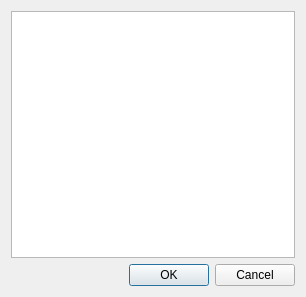
Above: Qitom/ui/dialogSelectUser.ui from itom-project/itom before the change. Below: the same form after it.
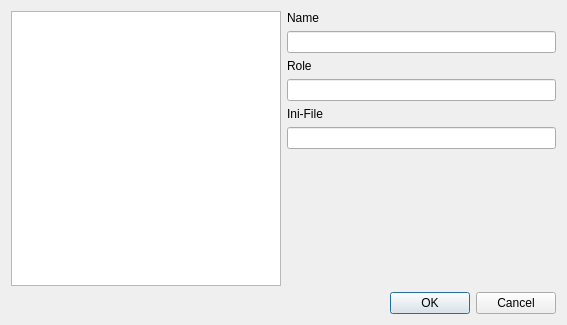
That is the form after the change.

Commit message: userManagement: passing a username via the command line argument -name=XXX is now possible. In addition if no user name is passed on the command line the currently logged in username is used to preselect a user in the list if possible

Patch:
```diff
--- a/Qitom/ui/dialogSelectUser.ui
+++ b/Qitom/ui/dialogSelectUser.ui
@@ -6,8 +6,8 @@
    <rect>
     <x>0</x>
     <y>0</y>
-    <width>306</width>
-    <height>297</height>
+    <width>567</width>
+    <height>325</height>
    </rect>
   </property>
   <property name="windowTitle">
@@ -15,7 +15,58 @@
   </property>
   <layout class="QVBoxLayout" name="verticalLayout">
    <item>
-    <widget class="QListWidget" name="userList"/>
+    <layout class="QHBoxLayout" name="horizontalLayout">
+     <item>
+      <widget class="QListView" name="userList"/>
+     </item>
+     <item>
+      <layout class="QVBoxLayout" name="verticalLayout_2">
+       <item>
+        <widget class="QLabel" name="label">
+         <property name="text">
+          <string>Name</string>
+         </property>
+        </widget>
+       </item>
+       <item>
+        <widget class="QLineEdit" name="lineEdit_name"/>
+       </item>
+       <item>
+        <widget class="QLabel" name="label_3">
+         <property name="text">
+          <string>Role</string>
+         </property>
+        </widget>
+       </item>
+       <item>
+        <widget class="QLineEdit" name="lineEdit_role"/>
+       </item>
+       <item>
+        <widget class="QLabel" name="label_4">
+         <property name="text">
+          <string>Ini-File</string>
+         </property>
+        </widget>
+       </item>
+       <item>
+        <widget class="QLineEdit" name="lineEdit_iniFile"/>
+       </item>
+       <item>
+        <spacer name="verticalSpacer">
+         <property name="orientation">
+          <enum>Qt::Vertical</enum>
+         </property>
+         <property name="sizeHint" stdset="0">
+          <size>
+           <width>20</width>
+           <height>40</height>
+          </size>
+         </property>
+        </spacer>
+       </item>
+      </layout>
+     </item>
+    </layout>
    </item>
    <item>
     <widget class="QDialogButtonBox" name="buttonBox">
```
Left out of the diff: 8 changed lines with no effect on the pictures. The commit also changes 8 other files.
